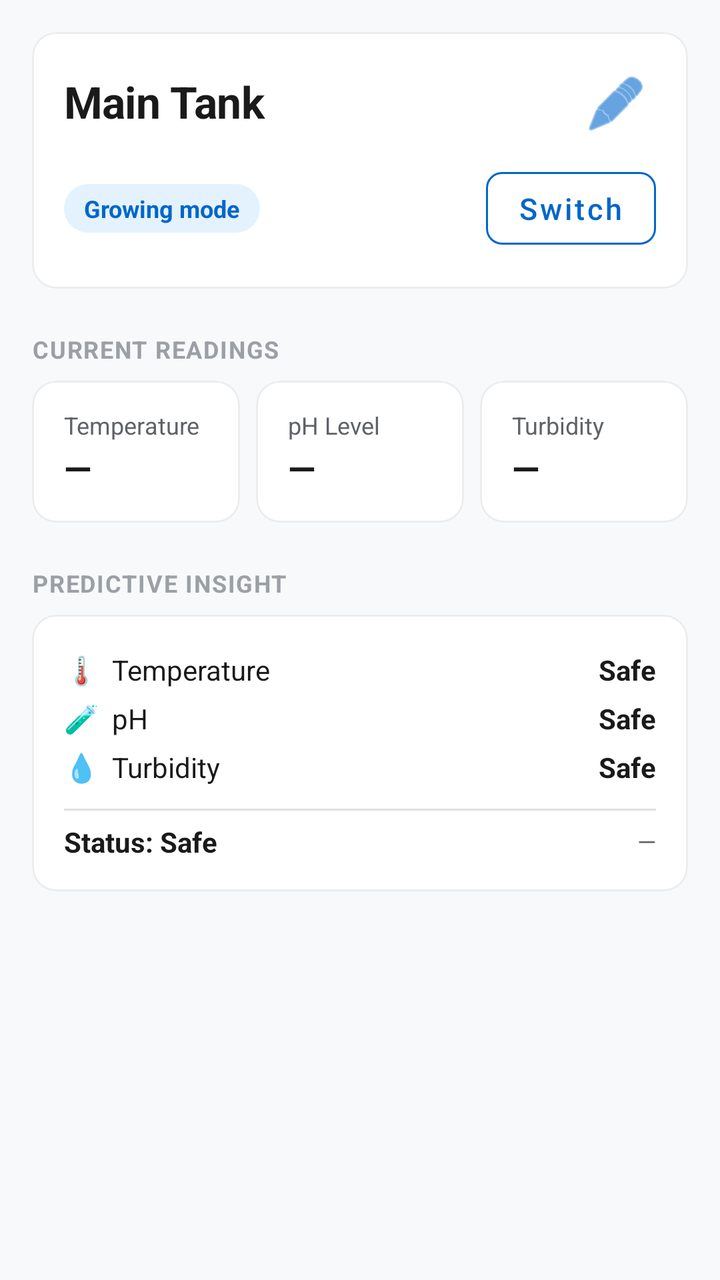
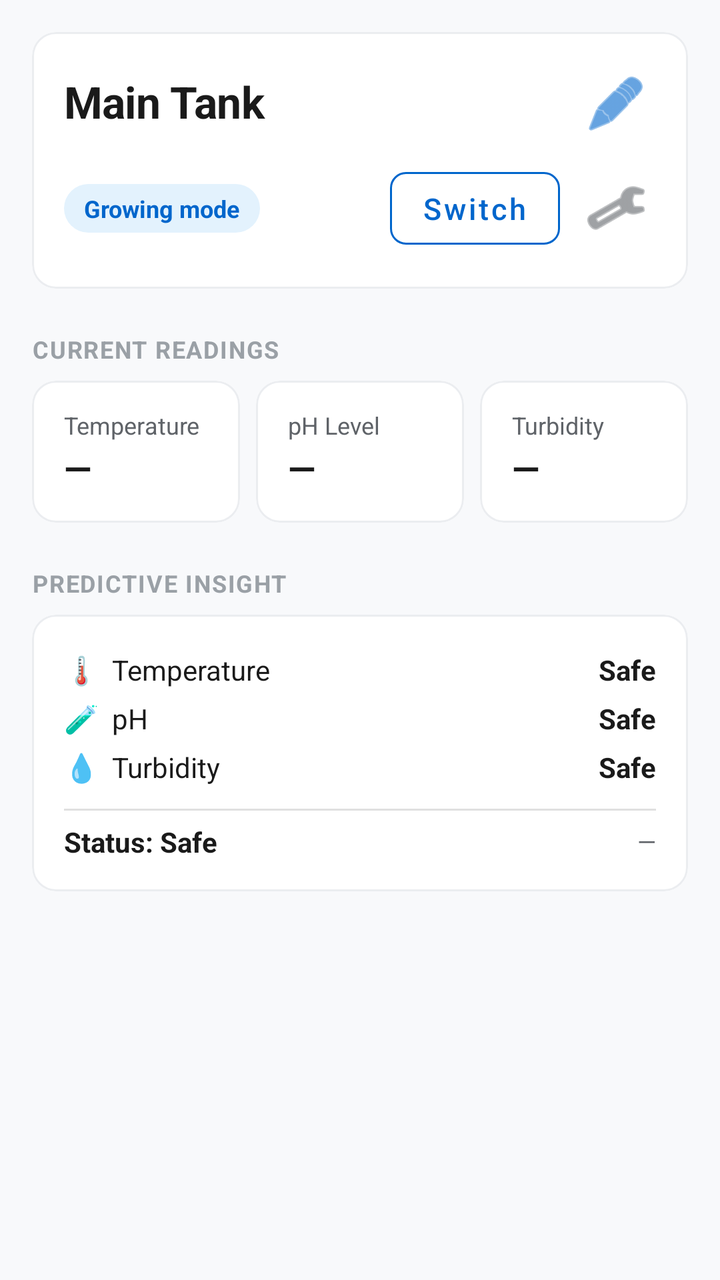

Two renders of the same Android screen: before a commit and after it. Below are the layout's source before the change and the commit's diff.
<!-- AndroidManifest.xml: application theme Theme.CraySafe -->
<!-- res/layout/fragment_tank_detail.xml -->
<?xml version="1.0" encoding="utf-8"?>
<ScrollView xmlns:android="http://schemas.android.com/apk/res/android"
    xmlns:app="http://schemas.android.com/apk/res-auto"
    android:layout_width="match_parent"
    android:layout_height="match_parent"
    android:fillViewport="true"
    android:background="@color/background">

    <LinearLayout
        android:layout_width="match_parent"
        android:layout_height="wrap_content"
        android:orientation="vertical"
        android:padding="@dimen/space_md">

        
        <com.google.android.material.card.MaterialCardView
            android:layout_width="match_parent"
            android:layout_height="wrap_content"
            app:cardCornerRadius="@dimen/radius_md"
            app:cardElevation="0dp"
            app:strokeColor="@color/card_stroke"
            app:strokeWidth="1dp">

            <LinearLayout
                android:layout_width="match_parent"
                android:layout_height="wrap_content"
                android:orientation="vertical"
                android:padding="@dimen/space_md">

                
                <LinearLayout
                    android:layout_width="match_parent"
                    android:layout_height="wrap_content"
                    android:orientation="horizontal"
                    android:gravity="center_vertical">

                    <TextView
                        android:id="@+id/tvTankName"
                        style="@style/Text.H2"
                        android:layout_width="0dp"
                        android:layout_height="wrap_content"
                        android:layout_weight="1"
                        android:text="Main Tank" />

                    <ImageButton
                        android:id="@+id/btnEditName"
                        android:layout_width="40dp"
                        android:layout_height="40dp"
                        android:background="?attr/selectableItemBackgroundBorderless"
                        android:src="@android:drawable/ic_menu_edit"
                        app:tint="@color/primary"
                        android:contentDescription="Edit Tank Name" />
                </LinearLayout>

                
                <LinearLayout
                    android:layout_width="match_parent"
                    android:layout_height="wrap_content"
                    android:orientation="horizontal"
                    android:gravity="center_vertical"
                    android:layout_marginTop="@dimen/space_sm">

                    <TextView
                        android:id="@+id/tvMode"
                        style="@style/StatusPill"
                        android:layout_width="wrap_content"
                        android:layout_height="wrap_content"
                        android:text="Growing mode"
                        android:textColor="@color/primary"
                        android:background="@drawable/bg_pill_primary" />

                    <View
                        android:layout_width="0dp"
                        android:layout_height="1dp"
                        android:layout_weight="1" />

                    <Button
                        android:id="@+id/btnSwitchMode"
                        style="@style/Button.Secondary"
                        android:layout_width="wrap_content"
                        android:layout_height="wrap_content"
                        android:text="Switch"
                        android:minWidth="0dp"
                        android:minHeight="0dp"
                        android:paddingStart="@dimen/space_md"
                        android:paddingEnd="@dimen/space_md"
                        android:paddingTop="8dp"
                        android:paddingBottom="8dp" />
                </LinearLayout>
            </LinearLayout>
        </com.google.android.material.card.MaterialCardView>

        
        <TextView
            style="@style/Text.Label"
            android:layout_width="wrap_content"
            android:layout_height="wrap_content"
            android:text="CURRENT READINGS"
            android:textColor="@color/text_tertiary"
            android:layout_marginTop="@dimen/space_lg"
            android:layout_marginBottom="@dimen/space_sm" />

        <LinearLayout
            android:layout_width="match_parent"
            android:layout_height="wrap_content"
            android:orientation="horizontal"
            android:baselineAligned="false">

            
            <com.google.android.material.card.MaterialCardView
                android:layout_width="0dp"
                android:layout_height="wrap_content"
                android:layout_weight="1"
                android:layout_marginEnd="@dimen/space_sm"
                app:cardCornerRadius="@dimen/radius_md"
                app:cardElevation="0dp"
                app:strokeColor="@color/card_stroke"
                app:strokeWidth="1dp">

                <LinearLayout
                    android:layout_width="match_parent"
                    android:layout_height="wrap_content"
                    android:orientation="vertical"
                    android:padding="@dimen/space_md">

                    <TextView
                        style="@style/Text.Caption"
                        android:layout_width="wrap_content"
                        android:layout_height="wrap_content"
                        android:text="Temperature" />

                    <TextView
                        android:id="@+id/tvTemperature"
                        style="@style/Text.H3"
                        android:layout_width="wrap_content"
                        android:layout_height="wrap_content"
                        android:text="—"
                        android:layout_marginTop="4dp" />
                </LinearLayout>
            </com.google.android.material.card.MaterialCardView>

            
            <com.google.android.material.card.MaterialCardView
                android:layout_width="0dp"
                android:layout_height="wrap_content"
                android:layout_weight="1"
                android:layout_marginEnd="@dimen/space_sm"
                app:cardCornerRadius="@dimen/radius_md"
                app:cardElevation="0dp"
                app:strokeColor="@color/card_stroke"
                app:strokeWidth="1dp">

                <LinearLayout
                    android:layout_width="match_parent"
                    android:layout_height="wrap_content"
                    android:orientation="vertical"
                    android:padding="@dimen/space_md">

                    <TextView
                        style="@style/Text.Caption"
                        android:layout_width="wrap_content"
                        android:layout_height="wrap_content"
                        android:text="pH Level" />

                    <TextView
                        android:id="@+id/tvPh"
                        style="@style/Text.H3"
                        android:layout_width="wrap_content"
                        android:layout_height="wrap_content"
                        android:text="—"
                        android:layout_marginTop="4dp" />
                </LinearLayout>
            </com.google.android.material.card.MaterialCardView>

            
            <com.google.android.material.card.MaterialCardView
                android:layout_width="0dp"
                android:layout_height="wrap_content"
                android:layout_weight="1"
                app:cardCornerRadius="@dimen/radius_md"
                app:cardElevation="0dp"
                app:strokeColor="@color/card_stroke"
                app:strokeWidth="1dp">

                <LinearLayout
                    android:layout_width="match_parent"
                    android:layout_height="wrap_content"
                    android:orientation="vertical"
                    android:padding="@dimen/space_md">

                    <TextView
                        style="@style/Text.Caption"
                        android:layout_width="wrap_content"
                        android:layout_height="wrap_content"
                        android:text="Turbidity" />

                    <TextView
                        android:id="@+id/tvTurbidity"
                        style="@style/Text.H3"
                        android:layout_width="wrap_content"
                        android:layout_height="wrap_content"
                        android:text="—"
                        android:layout_marginTop="4dp" />
                </LinearLayout>
            </com.google.android.material.card.MaterialCardView>
        </LinearLayout>

        
        <TextView
            style="@style/Text.Label"
            android:layout_width="wrap_content"
            android:layout_height="wrap_content"
            android:text="PREDICTIVE INSIGHT"
            android:textColor="@color/text_tertiary"
            android:layout_marginTop="@dimen/space_lg"
            android:layout_marginBottom="@dimen/space_sm" />

        <com.google.android.material.card.MaterialCardView
            android:id="@+id/cardPrediction"
            android:layout_width="match_parent"
            android:layout_height="wrap_content"
            app:cardCornerRadius="@dimen/radius_md"
            app:cardElevation="0dp"
            app:strokeColor="@color/card_stroke"
            app:strokeWidth="1dp">

            <LinearLayout
                android:layout_width="match_parent"
                android:layout_height="wrap_content"
                android:orientation="vertical"
                android:padding="@dimen/space_md">

                
                <LinearLayout
                    android:layout_width="match_parent"
                    android:layout_height="wrap_content"
                    android:orientation="horizontal"
                    android:gravity="center_vertical"
                    android:paddingVertical="@dimen/space_xs">

                    <TextView
                        style="@style/Text.Body"
                        android:layout_width="0dp"
                        android:layout_height="wrap_content"
                        android:layout_weight="1"
                        android:text="🌡️  Temperature" />

                    <TextView
                        android:id="@+id/tvTempTTD"
                        style="@style/Text.Body"
                        android:layout_width="wrap_content"
                        android:layout_height="wrap_content"
                        android:text="Safe"
                        android:textStyle="bold" />
                </LinearLayout>

                
                <LinearLayout
                    android:layout_width="match_parent"
                    android:layout_height="wrap_content"
                    android:orientation="horizontal"
                    android:gravity="center_vertical"
                    android:paddingVertical="@dimen/space_xs">

                    <TextView
                        style="@style/Text.Body"
                        android:layout_width="0dp"
                        android:layout_height="wrap_content"
                        android:layout_weight="1"
                        android:text="🧪  pH" />

                    <TextView
                        android:id="@+id/tvPhTTD"
                        style="@style/Text.Body"
                        android:layout_width="wrap_content"
                        android:layout_height="wrap_content"
                        android:text="Safe"
                        android:textStyle="bold" />
                </LinearLayout>

                
                <LinearLayout
                    android:layout_width="match_parent"
                    android:layout_height="wrap_content"
                    android:orientation="horizontal"
                    android:gravity="center_vertical"
                    android:paddingVertical="@dimen/space_xs">

                    <TextView
                        style="@style/Text.Body"
                        android:layout_width="0dp"
                        android:layout_height="wrap_content"
                        android:layout_weight="1"
                        android:text="💧  Turbidity" />

                    <TextView
                        android:id="@+id/tvTurbidityTTD"
                        style="@style/Text.Body"
                        android:layout_width="wrap_content"
                        android:layout_height="wrap_content"
                        android:text="Safe"
                        android:textStyle="bold" />
                </LinearLayout>

                
                <View
                    android:layout_width="match_parent"
                    android:layout_height="1dp"
                    android:background="@color/divider"
                    android:layout_marginTop="@dimen/space_sm" />

                
                <LinearLayout
                    android:layout_width="match_parent"
                    android:layout_height="wrap_content"
                    android:orientation="horizontal"
                    android:gravity="center_vertical"
                    android:paddingTop="@dimen/space_sm">

                    <TextView
                        android:id="@+id/tvStatus"
                        style="@style/Text.Body"
                        android:layout_width="0dp"
                        android:layout_height="wrap_content"
                        android:layout_weight="1"
                        android:text="Status: Safe"
                        android:textStyle="bold" />

                    <TextView
                        android:id="@+id/tvLastUpdated"
                        style="@style/Text.Caption"
                        android:layout_width="wrap_content"
                        android:layout_height="wrap_content"
                        android:text="—" />
                </LinearLayout>
            </LinearLayout>
        </com.google.android.material.card.MaterialCardView>

        
        <ProgressBar
            android:id="@+id/progressBar"
            android:layout_width="24dp"
            android:layout_height="24dp"
            android:layout_gravity="center"
            android:visibility="gone"
            android:layout_marginTop="@dimen/space_md" />

    </LinearLayout>
</ScrollView>
<!-- resources referenced by this layout -->
<resources>
  <color name="background">#F8F9FB</color>
  <color name="card_stroke">#EBEDF0</color>
  <color name="divider">#E0E0E0</color>
  <color name="primary">#0066CC</color>
  <color name="text_tertiary">#9AA0A6</color>
  <dimen name="radius_md">12dp</dimen>
  <dimen name="space_lg">24dp</dimen>
  <dimen name="space_md">16dp</dimen>
  <dimen name="space_sm">8dp</dimen>
  <dimen name="space_xs">4dp</dimen>
  <!-- drawable bg_pill_primary (drawable) -->
  <?xml version="1.0" encoding="utf-8"?>
  <shape xmlns:android="http://schemas.android.com/apk/res/android"
      android:shape="rectangle">
      <solid android:color="@color/info_bg" />
      <corners android:radius="100dp" />
  </shape>
  <style name="Button.Secondary" parent="Widget.MaterialComponents.Button.OutlinedButton">
          <item name="android:textSize">15sp</item>
          <item name="android:textAllCaps">false</item>
          <item name="cornerRadius">@dimen/radius_sm</item>
          <item name="strokeColor">@color/primary</item>
          <item name="android:textColor">@color/primary</item>
      </style>
  <style name="StatusPill">
          <item name="android:textSize">12sp</item>
          <item name="android:textStyle">bold</item>
          <item name="android:paddingStart">10dp</item>
          <item name="android:paddingEnd">10dp</item>
          <item name="android:paddingTop">4dp</item>
          <item name="android:paddingBottom">4dp</item>
      </style>
  <style name="Text.Body">
          <item name="android:textSize">14sp</item>
      </style>
  <style name="Text.Caption">
          <item name="android:textSize">12sp</item>
          <item name="android:textColor">@color/text_secondary</item>
      </style>
  <style name="Text.H2">
          <item name="android:textSize">22sp</item>
          <item name="android:textStyle">bold</item>
          <item name="android:letterSpacing">-0.01</item>
      </style>
  <style name="Text.H3">
          <item name="android:textSize">18sp</item>
          <item name="android:textStyle">bold</item>
      </style>
  <style name="Text.Label">
          <item name="android:textSize">12sp</item>
          <item name="android:textStyle">bold</item>
          <item name="android:textAllCaps">true</item>
          <item name="android:letterSpacing">0.05</item>
      </style>
  <style name="Theme.CraySafe" parent="Theme.MaterialComponents.Light.NoActionBar">
          <item name="colorPrimary">@color/primary</item>
          <item name="colorPrimaryVariant">@color/primary_dark</item>
          <item name="colorOnPrimary">@color/white</item>
  
          <item name="colorSecondary">@color/secondary</item>
          <item name="colorSecondaryVariant">@color/secondary_dark</item>
          <item name="colorOnSecondary">@color/white</item>
  
          <item name="android:colorBackground">@color/background</item>
          <item name="colorSurface">@color/surface</item>
          <item name="colorOnSurface">@color/text_primary</item>
          <item name="colorError">@color/critical</item>
  
          <item name="android:statusBarColor">@color/primary_dark</item>
          <item name="android:windowLightStatusBar">false</item>
  
          <item name="android:navigationBarColor">@color/surface</item>
      </style>
  <color name="info_bg">#E3F2FD</color>
  <dimen name="radius_sm">8dp</dimen>
  <color name="text_secondary">#5F6368</color>
  <color name="primary_dark">#004C99</color>
  <color name="white">#FFFFFFFF</color>
  <color name="secondary">#00B8A0</color>
  <color name="secondary_dark">#008A78</color>
  <color name="surface">#FFFFFF</color>
  <color name="text_primary">#1A1A1A</color>
  <color name="critical">#D32F2F</color>
</resources>

<!-- the commit's change to res/layout/fragment_tank_detail.xml (unified diff, before → after) -->
@@ -86,6 +86,17 @@
                         android:paddingEnd="@dimen/space_md"
                         android:paddingTop="8dp"
                         android:paddingBottom="8dp" />
+
+                    
+                    <ImageButton
+                        android:id="@+id/btnSettings"
+                        android:layout_width="40dp"
+                        android:layout_height="40dp"
+                        android:layout_marginStart="8dp"
+                        android:background="?attr/selectableItemBackgroundBorderless"
+                        android:src="@android:drawable/ic_menu_preferences"
+                        app:tint="@color/text_secondary"
+                        android:contentDescription="Tank Settings" />
                 </LinearLayout>
             </LinearLayout>
         </com.google.android.material.card.MaterialCardView>
